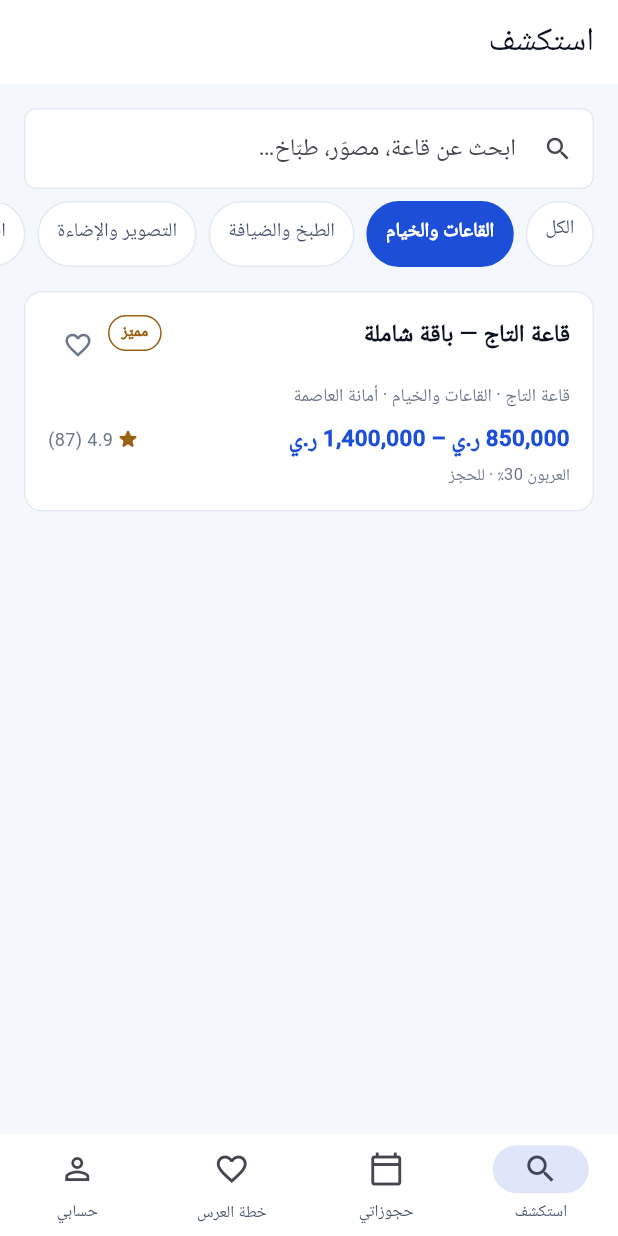
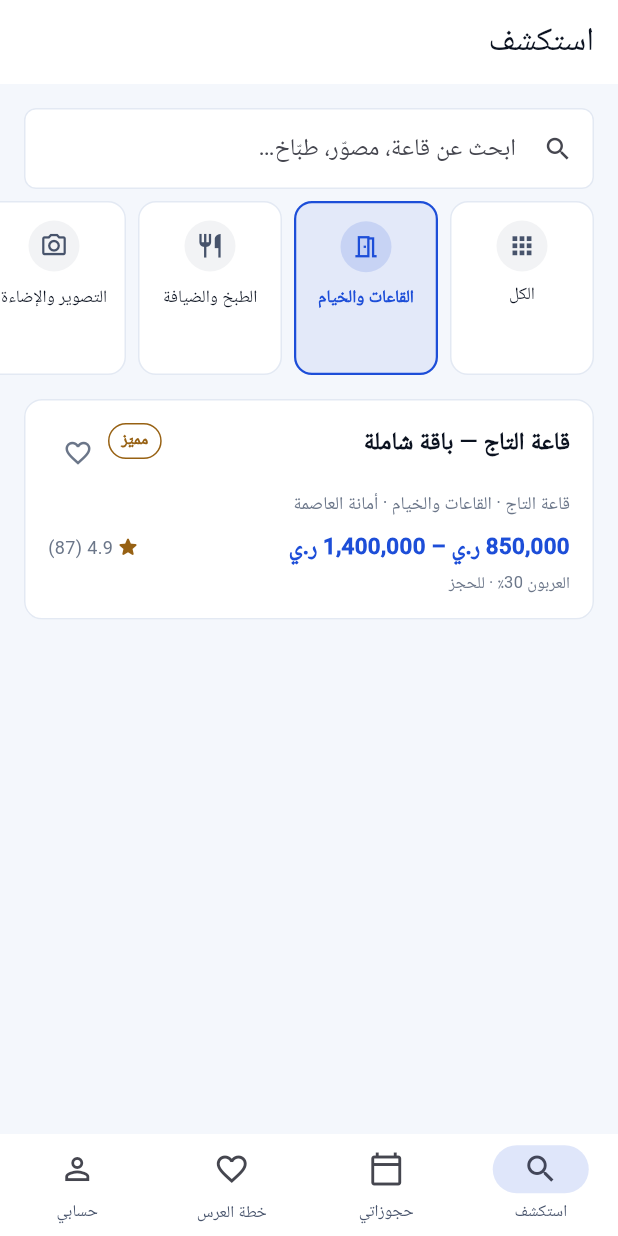
Before and after one commit to 7tqpt/add, a Flutter app: the screen it shows after launch, after a tap on "القاعات والخيام", on a phone screen of 412 x 824 dp. Run offline on Flutter 3.47's test engine with Material 3 defaults, Android fonts, the phone set to English and light mode, and no system bars; our stand-ins replace image_picker, supabase_flutter; accounts and stored records are empty.

Commit message:
أقسام التصفّح بطاقاتٌ بأيقوناتها لا شرائح نصّية
كانت الأقسام صفَّ شرائح — نصٌّ في إطار — فيُقرأ الصفُّ كتلةً واحدة
يُبحث فيها بالقراءة. وبالأيقونة يُعرف القسم قبل أن يُقرأ اسمه، فيُمسح
الصفُّ بالعين مسحاً واحداً.

**وصفٌّ أفقيٌّ لا شبكةٌ بملء الشاشة:** هذه شاشةُ تصفّح خدمات والأقسام
مرشِّحٌ فوقها. شبكةٌ من اثنتي عشرة بطاقة تدفع الخدمات تحت الطيّة، فيصير
المرشِّح هو الصفحة وما يُرشَّح مخفيّاً.

والأيقونة تُشتقّ من `slug` لا من عمود `icon` في القاعدة: العمود موجودٌ
لكنه فارغٌ في البذرة، و`slug` معرّفٌ برمجيٌّ لا يُترجم ولا يُغيَّر بعد أن
تُبنى عليه بيانات.

**وثلاثة أسطرٍ للاسم لا سطران** — قِيست بالرسم لا بالتقدير: أطولُ اسمٍ في
البذرة، «الموية والطليع والخدمات المساندة»، يُقصّ عند سطرين فيضيع آخره،
ويكتمل عند ثلاثة. والكلفة اثنا عشر بكسلاً في ارتفاع الصفّ.

وثلاثة اختباراتٍ تحرس الخريطة، وأهمّها الثالث: من يضيف قسماً من اللوحة
غداً كان سيجد بطاقةً نصفُها فارغ ولا خطأ في أي سجلّ. فصار له افتراضيٌّ
معقول، والاختبار يُثبته. والثاني يمنع تكرار أيقونةٍ بين قسمين — رمزان
متطابقان يُلغيان فائدة الرمز.

`flutter analyze` بلا ملاحظة، و٢٤ اختباراً تمرّ بعد ٢١.

Co-Authored-By: Claude Opus 5 <noreply@anthropic.com>
Claude-Session: https://claude.ai/code/session_01Wedw2MvQBfKFZQc8uAH4RR

```diff
--- a/mobile/lib/src/screens/explore.dart
+++ b/mobile/lib/src/screens/explore.dart
@@ -89,8 +89,13 @@ class _ExploreScreenState extends State<ExploreScreen> {
             ),
           ),
         ),
+        // الأقسام بطاقاتٌ في صفٍّ يُمرَّر، لا شرائح.
+        //
+        // وصفٌّ أفقيٌّ لا شبكةٌ بملء الشاشة: هذه شاشةُ **تصفّح خدمات** والأقسام
+        // مرشِّحٌ فوقها. شبكةٌ من اثنتي عشرة بطاقة تدفع الخدمات تحت الطيّة،
+        // فيصير المرشِّح هو الصفحة وما يُرشَّح مخفيّاً.
         SizedBox(
-          height: 44,
+          height: 116,
           child: FutureBuilder<List<ServiceCategory>>(
             future: _categories,
             builder: (context, snap) {
@@ -99,8 +104,9 @@ class _ExploreScreenState extends State<ExploreScreen> {
                 scrollDirection: Axis.horizontal,
                 padding: const EdgeInsets.symmetric(horizontal: Space.lg),
                 children: [
-                  PickChip(
+                  CategoryCard(
                     label: 'الكل',
+                    icon: Icons.apps,
                     active: _categoryId == null,
                     onTap: () {
                       _categoryId = null;
@@ -109,8 +115,9 @@ class _ExploreScreenState extends State<ExploreScreen> {
                   ),
                   for (final c in cats) ...[
                     const SizedBox(width: Space.sm),
-                    PickChip(
+                    CategoryCard(
                       label: c.name,
+                      icon: categoryIcon(c.slug),
                       active: _categoryId == c.id,
                       onTap: () {
                         _categoryId = c.id;
--- a/mobile/lib/src/ui/kit.dart
+++ b/mobile/lib/src/ui/kit.dart
@@ -180,6 +180,106 @@ class ErrorBlock extends StatelessWidget {
   );
 }
 
+/// أيقونة القسم من `slug`.
+///
+/// من الـ`slug` لا من عمود `icon` في القاعدة: العمود موجودٌ لكنه فارغٌ في
+/// البذرة، و`slug` معرّفٌ برمجيٌّ لا يُترجم ولا يُغيَّر بعد أن تُبنى عليه
+/// بيانات — فهو الأثبت.
+///
+/// والافتراضيّ ليس زينة: من يضيف قسماً جديداً من اللوحة غداً يجد له أيقونةً
+/// معقولة بدل فراغٍ في بطاقةٍ نصفُها فارغ.
+IconData categoryIcon(String slug) => switch (slug) {
+  'halls' => Icons.meeting_room_outlined,
+  'catering' => Icons.restaurant_outlined,
+  'artists' => Icons.music_note_outlined,
+  'sound' => Icons.speaker_outlined,
+  'photography' => Icons.photo_camera_outlined,
+  'support' => Icons.water_drop_outlined,
+  'cars' => Icons.directions_car_outlined,
+  'attire' => Icons.checkroom_outlined,
+  'planners' => Icons.event_note_outlined,
+  'beauty' => Icons.brush_outlined,
+  'decor' => Icons.local_florist_outlined,
+  'printing' => Icons.print_outlined,
+  _ => Icons.category_outlined,
+};
+
+/// بطاقة قسم — قرصٌ بأيقونته واسمُه تحته.
+///
+/// بطاقةٌ لا شريحة: الشريحة نصٌّ في إطار، وصفٌّ منها يُقرأ كتلةً واحدة يُبحث
+/// فيها بالقراءة. والأيقونة تُعرف قبل أن يُقرأ الاسم، فيُمسح الصفُّ بالعين
+/// مسحاً واحداً.
+///
+/// وارتفاعها ثابتٌ لا يتبع طول الاسم: «الموية والطليع والخدمات المساندة»
+/// و«السيارات» في صفٍّ واحد، ولو تفاوت الارتفاع لتعرّج الصفّ كلّه.
+class CategoryCard extends StatelessWidget {
+  const CategoryCard({
+    super.key,
+    required this.label,
+    required this.icon,
+    required this.active,
+    required this.onTap,
+  });
+
+  final String label;
+  final IconData icon;
+  final bool active;
+  final VoidCallback onTap;
+
+  @override
+  Widget build(BuildContext context) {
+    final tone = active ? AppColors.accent : AppColors.ink2;
+    return InkWell(
+      onTap: onTap,
+      borderRadius: BorderRadius.circular(12),
+      child: Container(
+        width: 96,
+        padding: const EdgeInsets.symmetric(horizontal: Space.sm, vertical: Space.md),
+        decoration: BoxDecoration(
+          color: active ? AppColors.accent.withValues(alpha: 0.08) : AppColors.surface,
+          border: Border.all(
+            color: active ? AppColors.accent : AppColors.hairline,
+            width: active ? 1.5 : 1,
+          ),
+          borderRadius: BorderRadius.circular(12),
+        ),
+        child: Column(
+          mainAxisSize: MainAxisSize.min,
+          children: [
+            Container(
+              width: 34,
+              height: 34,
+              decoration: BoxDecoration(
+                color: tone.withValues(alpha: active ? 0.14 : 0.07),
+                shape: BoxShape.circle,
+              ),
+              child: Icon(icon, size: 19, color: tone),
+            ),
+            const SizedBox(height: Space.sm),
+            // ثلاثة أسطرٍ بحدٍّ أقصى ثم قصٌّ. وثلاثةٌ لا سطران: أطولُ اسمٍ
+            // في البذرة — «الموية والطليع والخدمات المساندة» — يُقصّ عند
+            // سطرين فيضيع آخره، ويكتمل عند ثلاثة. والكلفة اثنا عشر بكسلاً
+            // في ارتفاع الصفّ كلّه، وقد قِيست بالرسم لا بالتقدير.
+            Text(
+              label,
+              maxLines: 3,
+              overflow: TextOverflow.ellipsis,
+              textAlign: TextAlign.center,
+              style: TextStyle(
+                fontSize: 11.5,
+                height: 1.35,
+                fontWeight: active ? FontWeight.w600 : FontWeight.w500,
+                color: active ? AppColors.accent : AppColors.ink,
+                fontFamilyFallback: arabicFallback,
+              ),
+            ),
+          ],
+        ),
+      ),
+    );
+  }
+}
+
 /// شريحة اختيار — للأقسام والمحافظات.
 class PickChip extends StatelessWidget {
   const PickChip({super.key, required this.label, required this.active, required this.onTap});
```
Also changed, not shown: 1 other file.
